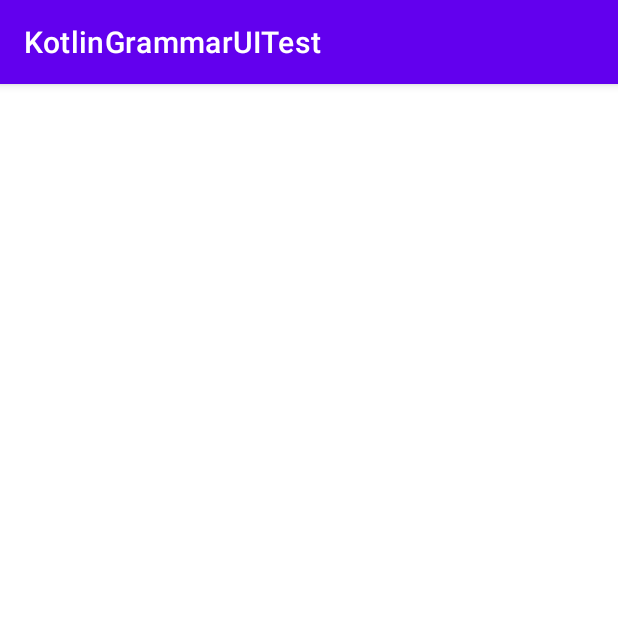
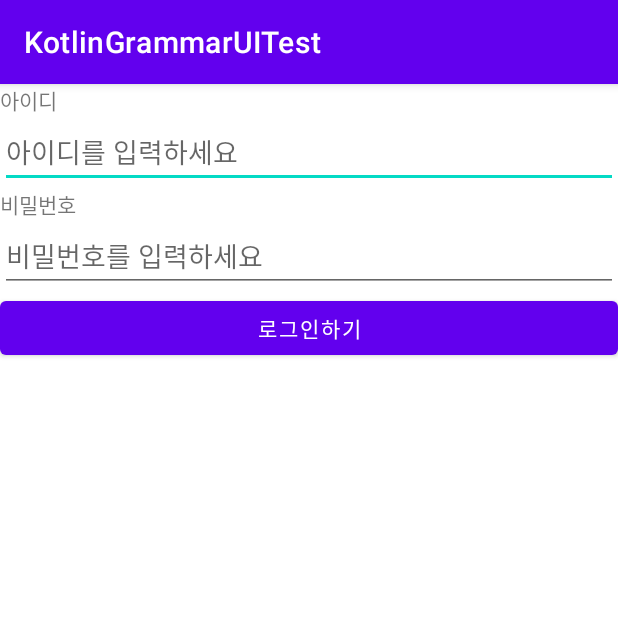
Before and after one commit to smin9408/KotlinGrammarUITest, an Android app: the screen it shows after launch (MainActivity), on a phone screen of 412 x 824 dp, the top half of it. Run offline under Robolectric (Android 15) with nearby library versions, the phone set to English and light mode, and no system bars.

Commit message:
로그인 UI

```diff
--- a/app/src/main/res/layout/activity_main.xml
+++ b/app/src/main/res/layout/activity_main.xml
@@ -7,6 +7,32 @@
     android:orientation="vertical"
     tools:context=".MainActivity">
 
+    <TextView
+        android:layout_width="match_parent"
+        android:layout_height="wrap_content"
+        android:text="아이디" />
+
+    <EditText
+        android:id="@+id/loginID"
+        android:layout_width="match_parent"
+        android:layout_height="wrap_content"
+        android:hint="아이디를 입력하세요" />
+
+    <TextView
+        android:layout_width="match_parent"
+        android:layout_height="wrap_content"
+        android:text="비밀번호" />
+
+    <EditText
+        android:id="@+id/loginPS"
+        android:layout_width="match_parent"
+        android:layout_height="wrap_content"
+        android:hint="비밀번호를 입력하세요" />
+
+    <Button
+        android:layout_width="match_parent"
+        android:layout_height="wrap_content"
+        android:text="로그인하기" />
 
 
 </LinearLayout>
```
